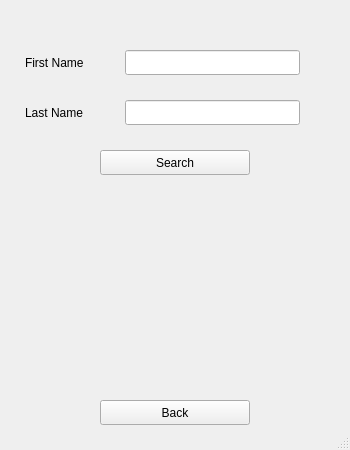
This is GolfApp/social.ui in drober23/CS340-GolfApp as Qt 5 draws it before an edit. The edited form follows.
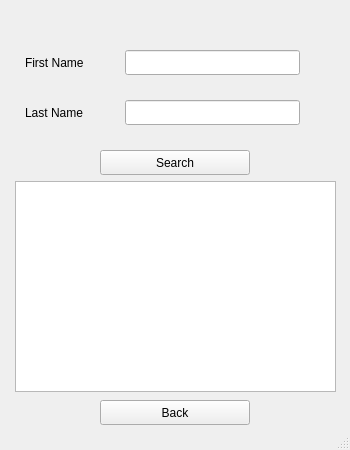
This is the edited form.

Commit message:
Starting the Social Connection
Almost there. Still trying to compare the query with the PlayerName

Diff of the .ui file:
```diff
--- a/GolfApp/social.ui
+++ b/GolfApp/social.ui
@@ -86,6 +86,16 @@
      </rect>
     </property>
    </widget>
+   <widget class="QTextBrowser" name="SearchBrowser">
+    <property name="geometry">
+     <rect>
+      <x>15</x>
+      <y>181</y>
+      <width>321</width>
+      <height>211</height>
+     </rect>
+    </property>
+   </widget>
   </widget>
   <widget class="QMenuBar" name="menubar">
    <property name="geometry">
```
The commit also changes 42 other files.
